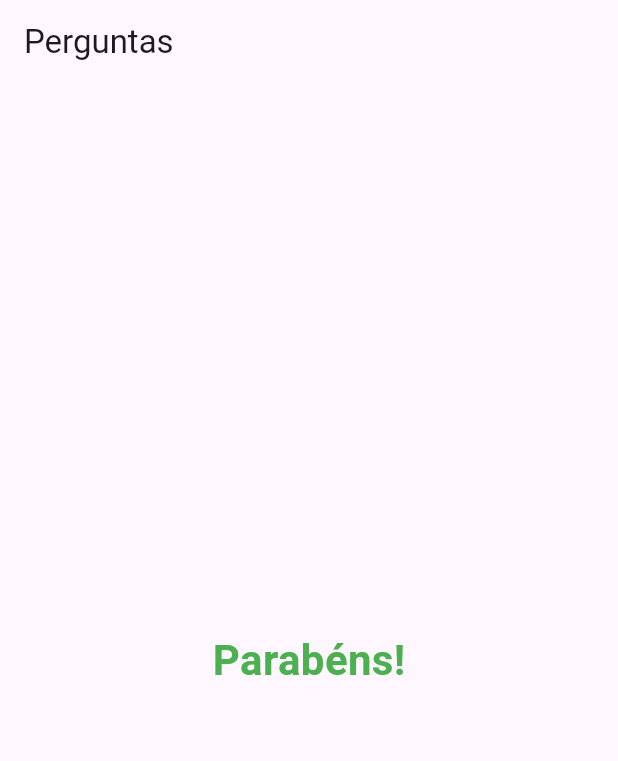
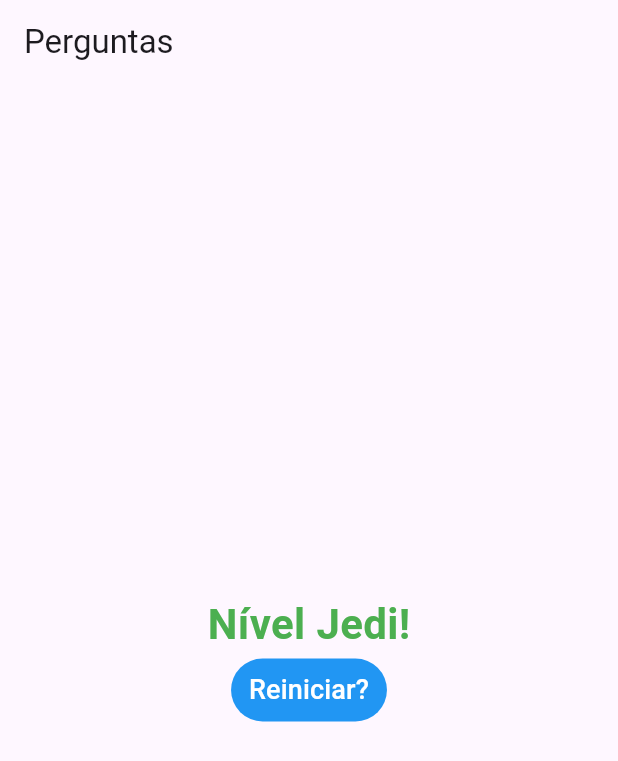
Before and after one commit to alexandrespindola/questions_app_flutter, a Flutter app: the screen it shows after launch, after a tap on "Preto", after a tap on "Cobra", after a tap on "Maria", on a phone screen of 412 x 824 dp. Shown: the top 761 px of the screen. Run offline on Flutter 3.47's test engine with Material 3 defaults, Android fonts, the phone set to English and light mode, and no system bars.

Commit message:
Atualizar função de resposta para receber pontuação

```diff
--- a/lib/components/resultado.dart
+++ b/lib/components/resultado.dart
@@ -4,13 +4,15 @@ class Resultado extends StatelessWidget {
   final String resultadoText;
   final TextStyle resultadoStyle;
   final int pontuacao;
+  final void Function() quandoReiniciarQuestionario;
 
   const Resultado(
       {super.key,
       this.resultadoText = 'Parabéns!',
       this.resultadoStyle = const TextStyle(
           fontSize: 28, fontWeight: FontWeight.w700, color: Colors.green),
-      required this.pontuacao});
+      required this.pontuacao,
+      required this.quandoReiniciarQuestionario});
 
   String get fraseResultado {
     if (pontuacao < 8) {
@@ -26,11 +28,26 @@ class Resultado extends StatelessWidget {
 
   @override
   Widget build(BuildContext context) {
-    return Center(
+    return Column(
+      mainAxisAlignment: MainAxisAlignment.center,
+      children: <Widget>[
+        Center(
           child: Text(
-        resultadoText,
+            fraseResultado,
             style: resultadoStyle,
           ),
+        ),
+        TextButton(
+          onPressed: quandoReiniciarQuestionario,
+          style: TextButton.styleFrom(
+            backgroundColor: Colors.blue,
+          ),
+          child: const Text(
+            'Reiniciar?',
+            style: TextStyle(color: Colors.white, fontSize: 18)
+          ),
+        )
+      ],
     );
   }
 }
--- a/lib/main.dart
+++ b/lib/main.dart
@@ -3,11 +3,12 @@ import 'components/resultado.dart';
 import 'components/questionario.dart';
 import 'utils/utils.dart';
 
-main() => runApp(PerguntaApp());
+main() => runApp(const PerguntaApp());
 
 class _PerguntaAppState extends State<PerguntaApp> {
   int _perguntaSelecionada = 0;
   int _pontuacaoTotal = 0;
+
   void _responder(int pontuacao) {
     if (temPerguntaSelecionada) {
       setState(() {
@@ -15,7 +16,13 @@ class _PerguntaAppState extends State<PerguntaApp> {
         _pontuacaoTotal += pontuacao;
       });
     }
-    print(_pontuacaoTotal);
+  }
+
+  void _reiniciarQuestionario() {
+    setState(() {
+      _perguntaSelecionada = 0;
+      _pontuacaoTotal = 0;
+    });
   }
 
   bool get temPerguntaSelecionada {
@@ -64,14 +71,17 @@ class _PerguntaAppState extends State<PerguntaApp> {
                 perguntas: _perguntas,
                 perguntaSelecionada: _perguntaSelecionada,
                 responder: _responder)
-            : Resultado(pontuacao: _pontuacaoTotal),
+            : Resultado(pontuacao: _pontuacaoTotal, quandoReiniciarQuestionario: _reiniciarQuestionario),
       ),
     );
   }
 }
 
 class PerguntaApp extends StatefulWidget {
+  const PerguntaApp({super.key});
+
   @override
+  // ignore: library_private_types_in_public_api
   _PerguntaAppState createState() {
     return _PerguntaAppState();
   }
```
Lines whose indentation alone changed are shown as unchanged.
